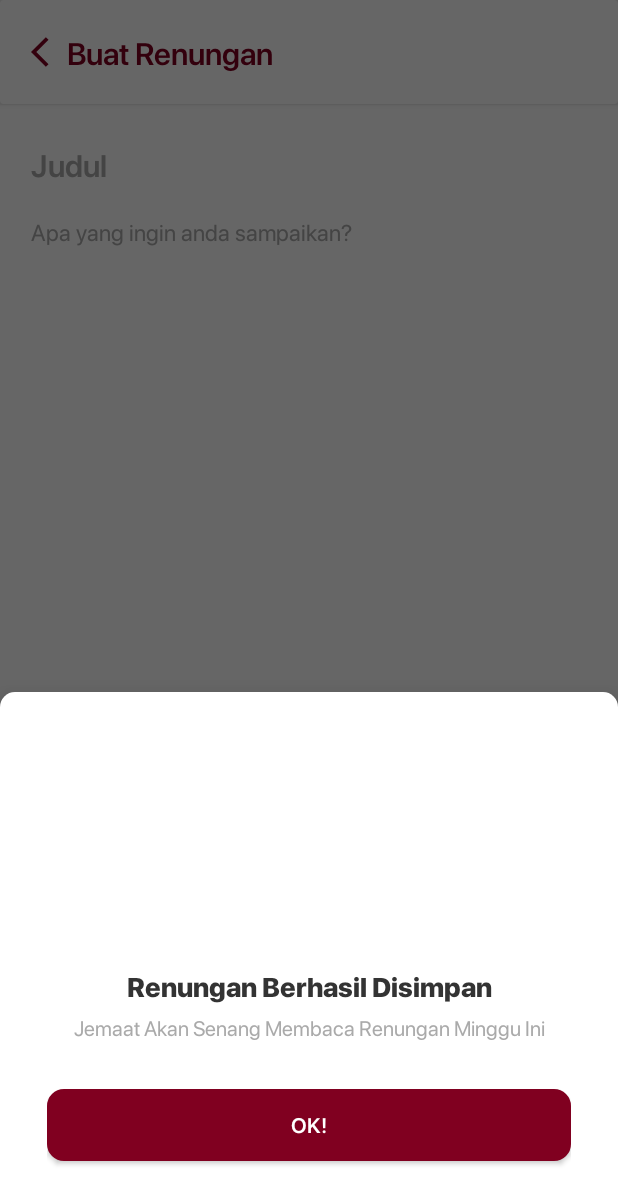
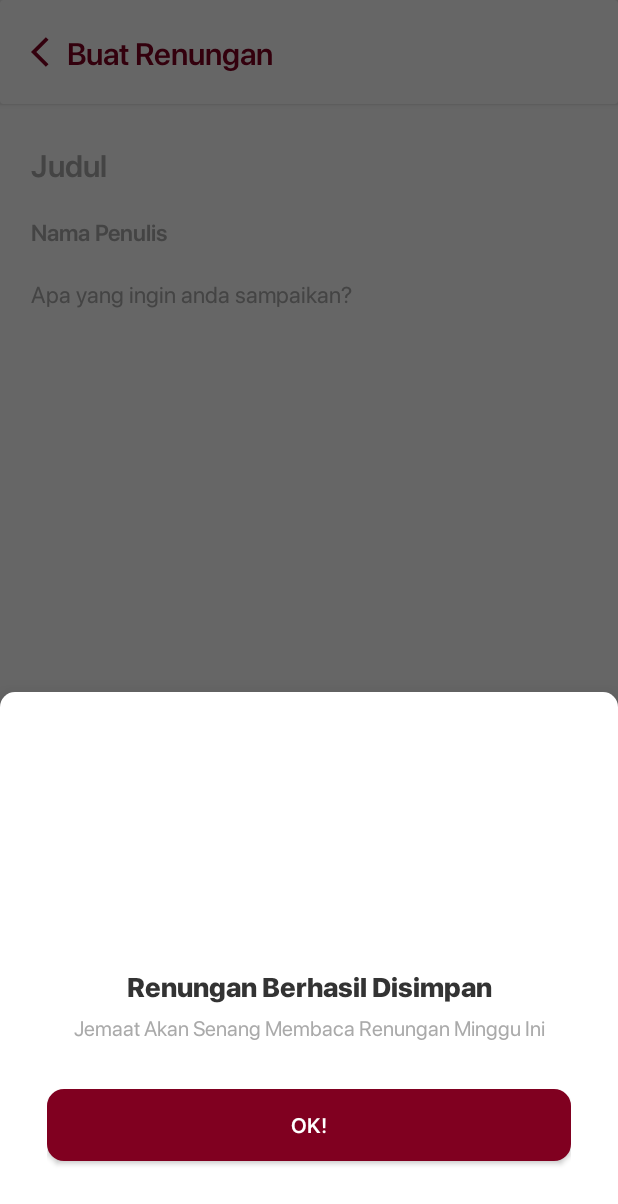
Before and after one commit to if414028/jkihananeelcinta, an Android app: the CreatePastorMessagesActivity screen opened directly, with no data from a screen before it, after a tap on "Submit", on a phone screen of 412 x 824 dp. Shown: the top 1204 px of the screen. Run offline under Robolectric (Android 15) with nearby library versions, the phone set to English and light mode, and no system bars; our stand-ins replace Firebase (no records; nobody signed in at launch, a user with empty details on screens opened directly), data binding, sdp/ssp sizes.

Commit message:
[x] enable prayer request module [x] fix manual input writer name when create daily reflection

```diff
--- a/app/src/main/java/com/jki/hananeelcinta/pastoral/pastormessages/CreatePastorMessagesActivity.kt
+++ b/app/src/main/java/com/jki/hananeelcinta/pastoral/pastormessages/CreatePastorMessagesActivity.kt
@@ -37,7 +37,7 @@ class CreatePastorMessagesActivity : AppCompatActivity() {
         pastorMessage.date = System.currentTimeMillis()
         pastorMessage.title = binding.etTitle.text.toString()
         pastorMessage.messages = binding.etMessages.text.toString()
-        pastorMessage.writer = UserConfiguration.getInstance().getUserData()?.fullName.toString()
+        pastorMessage.writer = binding.etWriter.text.toString()
 
         databaseReference.child(pastorMessage.date.toString()).setValue(pastorMessage)
             .addOnSuccessListener {
--- a/app/src/main/java/com/jki/hananeelcinta/prayerrequest/CreatePrayerRequestActivity.kt
+++ b/app/src/main/java/com/jki/hananeelcinta/prayerrequest/CreatePrayerRequestActivity.kt
@@ -1,9 +1,11 @@
 package com.jki.hananeelcinta.prayerrequest
 
+import android.content.res.ColorStateList
 import androidx.appcompat.app.AppCompatActivity
 import android.os.Bundle
 import android.widget.RadioButton
 import android.widget.Toast
+import androidx.core.content.ContextCompat
 import androidx.databinding.DataBindingUtil
 import com.google.firebase.database.FirebaseDatabase
 import com.google.firebase.storage.FirebaseStorage
@@ -40,8 +42,11 @@ class CreatePrayerRequestActivity : AppCompatActivity() {
 
     private fun setupRequestType() {
         enumValues<PrayType>().forEach {
+            val color = ContextCompat.getColor(this, R.color.color_primary)
             val rbPrayType = RadioButton(applicationContext)
             rbPrayType.text = it.type
+            rbPrayType.setTextColor(resources.getColor(R.color.black))
+            rbPrayType.buttonTintList = ColorStateList.valueOf(color)
             binding.rbPrayerType.addView(rbPrayType)
         }
         (binding.rbPrayerType.getChildAt(0) as RadioButton).isChecked = true
--- a/app/src/main/res/layout/activity_create_pastor_messages.xml
+++ b/app/src/main/res/layout/activity_create_pastor_messages.xml
@@ -70,6 +70,17 @@
                 android:textSize="@dimen/_16ssp" />
 
             <androidx.appcompat.widget.AppCompatEditText
+                android:id="@+id/et_writer"
+                style="@style/NoBorderEditTextBold"
+                android:layout_width="match_parent"
+                android:layout_height="wrap_content"
+                android:hint="@string/writer_name"
+                android:inputType="textShortMessage"
+                android:textColor="@color/black"
+                android:textColorHint="@color/greyAAAAAA"
+                android:textSize="@dimen/_12ssp" />
+
+            <androidx.appcompat.widget.AppCompatEditText
                 android:id="@+id/et_messages"
                 style="@style/NoBorderEditText"
                 android:layout_width="match_parent"
--- a/app/src/main/res/values/strings.xml
+++ b/app/src/main/res/values/strings.xml
@@ -122,6 +122,7 @@
 
     <string name="info">Pengumuman</string>
     <string name="title">Judul</string>
+    <string name="writer_name">Nama Penulis</string>
     <string name="messages_hint">Apa yang ingin anda sampaikan?</string>
 
     <string name="success_create_pastor_messages">Renungan Berhasil Disimpan</string>
```
Also changed, not shown: app/src/main/java/com/jki/hananeelcinta/home/MainActivity.kt (+7 -0 lines).
